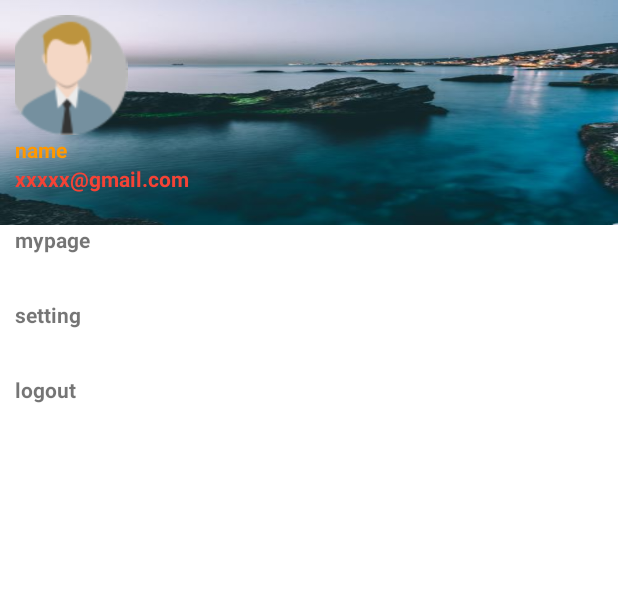
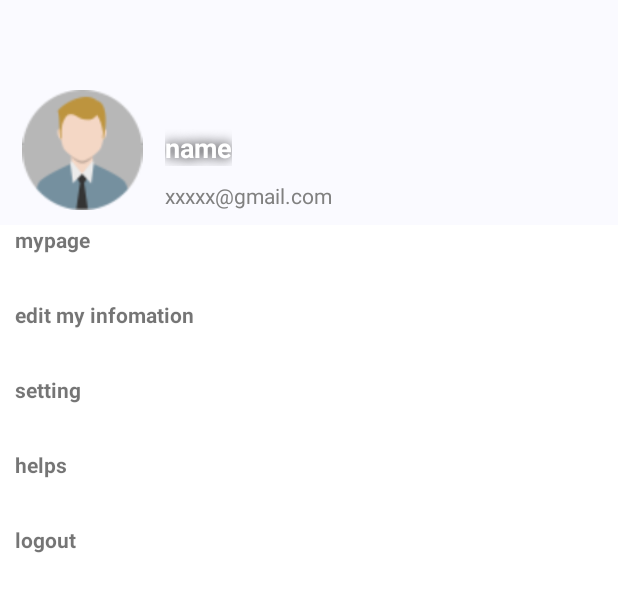
Before and after one commit to dydwns036/Capstone, an Android app: the layout menu5fragment.xml on its own in the app's theme, with its tools: preview values and no code run, on a phone screen of 412 x 824 dp. Shown: the top 592 px of the screen. Run offline under Robolectric (Android 15) with nearby library versions, the light colour scheme and no system bars.

Commit message:
Update menu5fragment.xml

```diff
--- a/app/src/main/res/layout/menu5fragment.xml
+++ b/app/src/main/res/layout/menu5fragment.xml
@@ -4,59 +4,88 @@ xmlns:app="http://schemas.android.com/apk/res-auto"
 android:layout_width="match_parent"
 android:layout_height="match_parent" android:orientation="vertical">
 
-    <LinearLayout
+    <RelativeLayout
         android:layout_width="match_parent"
         android:layout_height="150dp"
-        android:background="@drawable/ic_bg"
         android:orientation="vertical">
-
         <ImageView
-            android:scrollX="10dp"
-            android:layout_marginTop="10dp"
-            android:id="@+id/imageView"
+            android:id="@+id/imgviewcoverimg"
+            android:layout_width="match_parent"
+            android:layout_height="match_parent"
+            android:background="#80F5F5FF"/>
+        <LinearLayout
+            android:layout_width="match_parent"
+            android:layout_height="wrap_content"
+            android:layout_alignParentBottom="true"
+            android:orientation="horizontal">
+            <ImageView
+            android:id="@+id/imageViewMyAvt"
             android:layout_width="90dp"
             android:layout_height="80dp"
             android:layout_marginLeft="10dp"
+            android:layout_marginBottom="10dp"
             android:src="@drawable/user_icon2" />
+            <LinearLayout
+                android:layout_width="wrap_content"
+                android:layout_height="wrap_content"
+                android:orientation="vertical"
+                android:layout_gravity="bottom"
+                android:layout_marginBottom="10dp"
+                android:layout_marginLeft="10dp">
+                <TextView
+                    android:id="@+id/Text_Name"
+                    android:layout_width="wrap_content"
+                    android:layout_height="wrap_content"
+                    android:textSize="18sp"
+                    android:text="name"
+                    android:textStyle="bold"
+                    android:layout_marginBottom="10dp"
+                    android:textColor="@color/white"
+                    android:shadowColor="@color/black"
+                    android:shadowRadius="10"/>
 
-        <TextView
-            android:id="@+id/Text_Name"
-            android:layout_width="match_parent"
-            android:layout_height="wrap_content"
-            android:layout_marginLeft="10dp"
-            android:text="name"
-            android:textColor="#FF9800"
-            android:textStyle="bold" />
+                <TextView
+                    android:id="@+id/text_gmail"
+                    android:layout_width="wrap_content"
+                    android:layout_height="wrap_content"
+                    android:text="xxxxx@gmail.com"
+                    android:textColor="#808080"
+                    android:shadowColor="@color/white"
+                    android:shadowRadius="10"/>
+            </LinearLayout>
+        </LinearLayout>
 
-        <TextView
-            android:id="@+id/Text_Gmail"
-            android:layout_width="wrap_content"
-            android:layout_height="wrap_content"
-            android:layout_marginLeft="10dp"
-            android:text="xxxxx@gmail.com"
-            android:textColor="#F44336"
-            android:textStyle="bold" />
-    </LinearLayout>
+    </RelativeLayout>
     <LinearLayout
         android:layout_width="match_parent"
         android:layout_height="match_parent"
         android:orientation="vertical">
         <TextView
-            android:id="@+id/Text_Gmail"
             android:layout_width="match_parent"
             android:layout_height="50dp"
             android:layout_marginLeft="10dp"
             android:text="mypage"
             android:textStyle="bold" />
         <TextView
-            android:id="@+id/Text_Gmail"
+            android:layout_width="match_parent"
+            android:layout_height="50dp"
+            android:layout_marginLeft="10dp"
+            android:text="edit my infomation"
+            android:textStyle="bold" />
+        <TextView
             android:layout_width="match_parent"
             android:layout_height="50dp"
             android:layout_marginLeft="10dp"
             android:text="setting"
             android:textStyle="bold" />
         <TextView
-            android:id="@+id/Text_Gmail"
+            android:layout_width="match_parent"
+            android:layout_height="50dp"
+            android:layout_marginLeft="10dp"
+            android:text="helps"
+            android:textStyle="bold" />
+        <TextView
+            android:id="@+id/textViewLogout"
             android:layout_width="match_parent"
             android:layout_height="50dp"
             android:layout_marginLeft="10dp"
```
